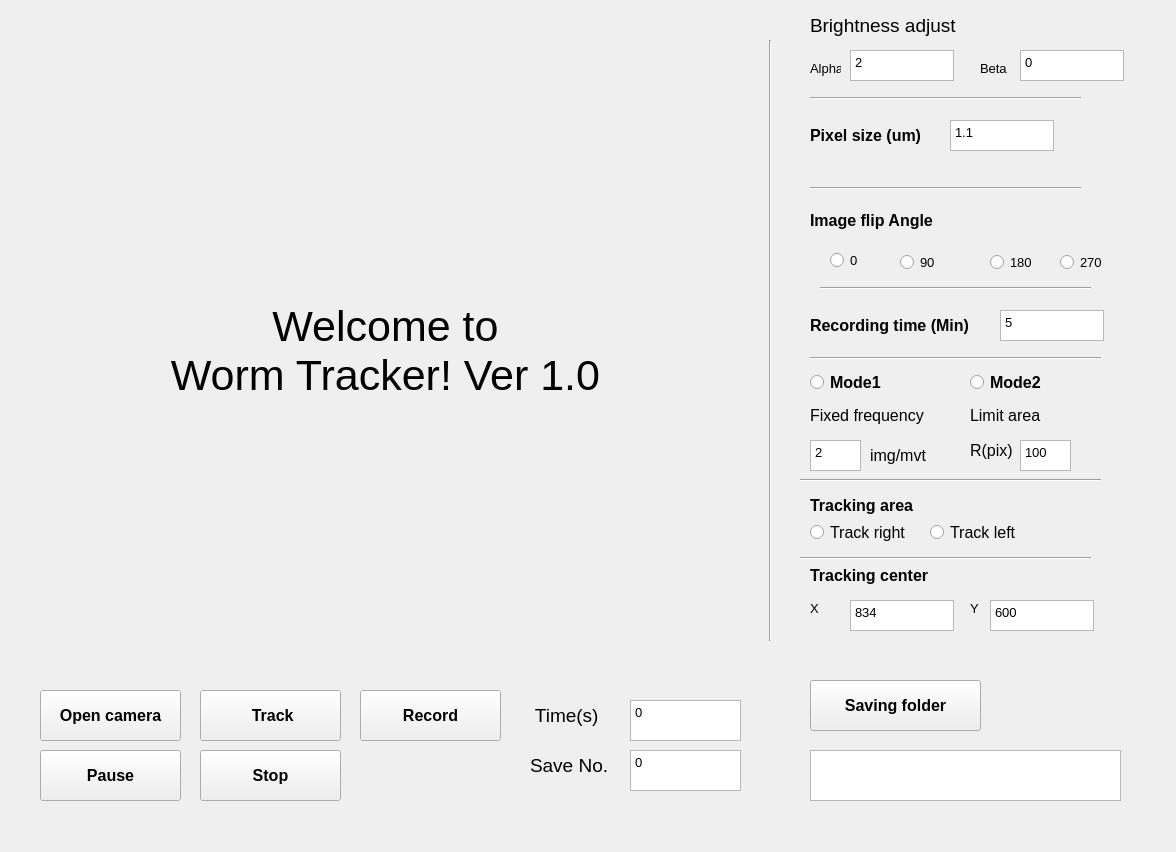
Old version of the form track.ui in the repository qazx8855/C.elegans_tracker.
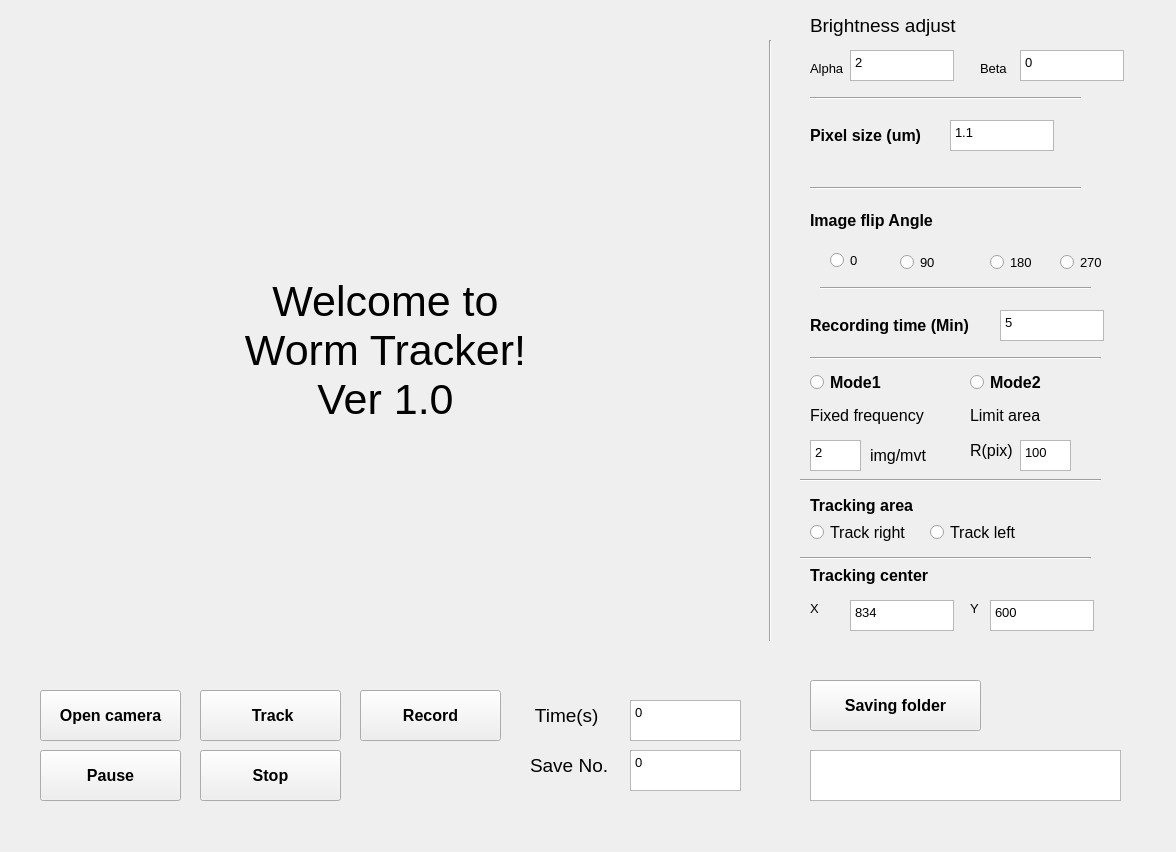
New version of the form.

Diff of the .ui file:
```diff
--- a/track.ui
+++ b/track.ui
@@ -34,7 +34,8 @@
    </property>
    <property name="text">
     <string>Welcome to 
-Worm Tracker! Ver 1.0</string>
+Worm Tracker!
+Ver 1.0</string>
    </property>
    <property name="textFormat">
     <enum>Qt::PlainText</enum>
@@ -354,7 +355,7 @@
     <rect>
      <x>810</x>
      <y>60</y>
-     <width>31</width>
+     <width>41</width>
      <height>16</height>
     </rect>
    </property>
```
